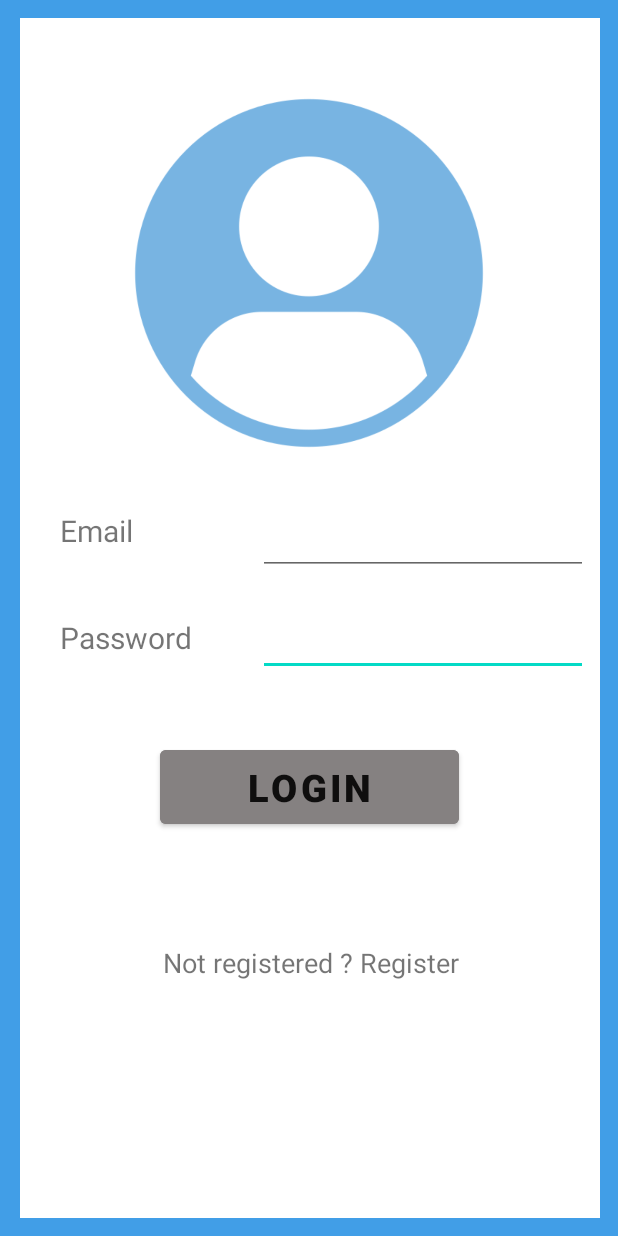
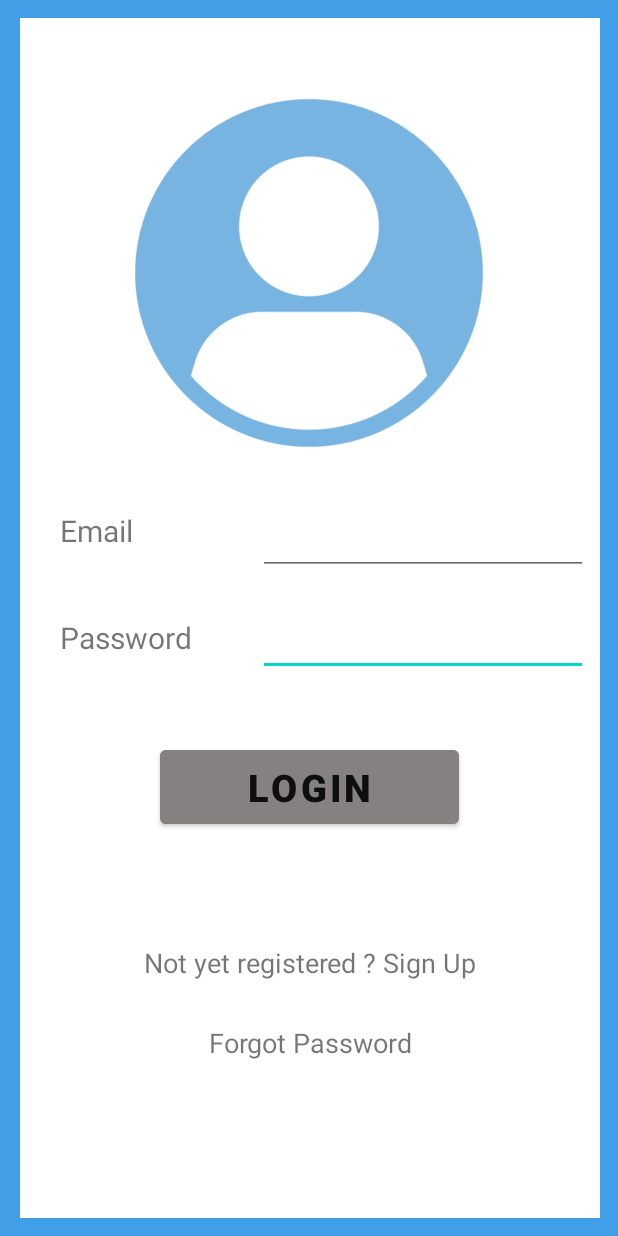
Before and after one commit to Priyadeara2427/E-ATM_App, an Android app: the LoginPage screen opened directly, with no data from a screen before it, on a phone screen of 412 x 824 dp. Run offline under Robolectric (Android 15) with nearby library versions, the phone set to English and light mode, and no system bars; our stand-ins replace Firebase (no records; nobody signed in at launch, a user with empty details on screens opened directly).

Commit message:
Updated ForgotPassword Activity and fixed crash issue

```diff
--- a/app/src/main/java/com/example/atmsystem/LoginPage.java
+++ b/app/src/main/java/com/example/atmsystem/LoginPage.java
@@ -28,6 +28,8 @@ public class LoginPage extends AppCompatActivity {
     private FirebaseFirestore db;
     private FirebaseAuth auth;
     private TextView register;
+    private TextView forgot_password;
+
 
     @Override
     protected void onCreate(Bundle savedInstanceState) {
@@ -41,7 +43,7 @@ public class LoginPage extends AppCompatActivity {
         auth = FirebaseAuth.getInstance();
         login_response = findViewById(R.id.login_page_response);
         register = findViewById(R.id.not_registered_id);
-
+        forgot_password = findViewById(R.id.forgot_password);
 
         loginButton.setOnClickListener(v -> {
             email = emailText.getText().toString().trim();
@@ -62,6 +64,14 @@ public class LoginPage extends AppCompatActivity {
             Intent intent = new Intent(LoginPage.this, Registration.class);
             startActivity(intent);
         });
+
+        forgot_password.setOnClickListener(new View.OnClickListener() {
+            @Override
+            public void onClick(View v) {
+                 Intent intent = new Intent(LoginPage.this, ForgotPassword.class);
+                 startActivity(intent);
+            }
+        });
     }
 
     private void authenticateUser(String email, String password) {
@@ -81,6 +91,7 @@ public class LoginPage extends AppCompatActivity {
                         }
                     } else {
                         login_response.setText("Login failed. Check email and password.");
+
                         emailText.setText("");
                         passwordText.setText("");
                         loginButton.setEnabled(true); // Re-enable the button
--- a/app/src/main/res/layout/login_layout.xml
+++ b/app/src/main/res/layout/login_layout.xml
@@ -136,7 +136,7 @@
         android:layout_height="wrap_content"
         android:layout_marginStart="5dp"
         android:layout_marginEnd="5dp"
-        android:text="Not registered ? Register"
+        android:text="Not yet registered ? Sign Up"
         android:textAlignment="center"
         android:textSize="18sp"
         app:layout_constraintBottom_toTopOf="@+id/view13"
@@ -146,4 +146,20 @@
         app:layout_constraintTop_toBottomOf="@+id/login_button"
         app:layout_constraintVertical_bias="0.318" />
 
+    <TextView
+        android:id="@+id/forgot_password"
+        android:layout_width="0dp"
+        android:layout_height="wrap_content"
+        android:layout_marginStart="5dp"
+        android:layout_marginEnd="5dp"
+        android:text="Forgot Password"
+        android:textAlignment="center"
+        android:textSize="18sp"
+        app:layout_constraintBottom_toTopOf="@+id/view13"
+        app:layout_constraintEnd_toStartOf="@+id/view9"
+        app:layout_constraintHorizontal_bias="0.0"
+        app:layout_constraintStart_toEndOf="@+id/view10"
+        app:layout_constraintTop_toBottomOf="@+id/not_registered_id"
+        app:layout_constraintVertical_bias="0.217" />
+
 </androidx.constraintlayout.widget.ConstraintLayout>
```
Also changed, not shown: app/src/main/AndroidManifest.xml (+13 -8 lines), app/src/main/java/com/example/atmsystem/ForgotPassword.java (added, +68 -0 lines), app/src/main/res/layout/dialog_forgot.xml (added, +89 -0 lines).
